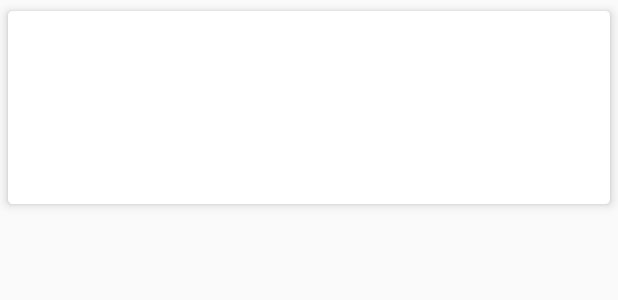
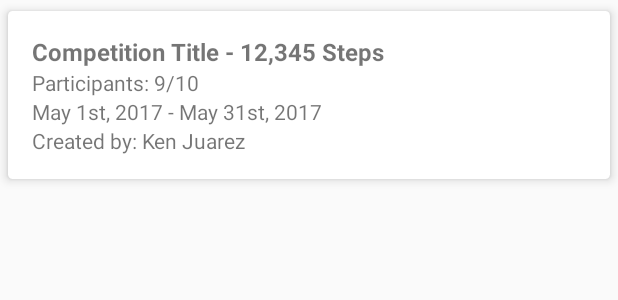
Before and after one commit to pokernaut9/StepIt, an Android app: the layout dashboard_competition.xml on its own in the app's theme, with its tools: preview values and no code run, on a phone screen of 412 x 824 dp. Shown: the top 300 px of the screen. Run offline under Robolectric (Android 15) with nearby library versions, the phone set to English and light mode, and no system bars.

```diff
--- a/app/src/main/res/layout/dashboard_competition.xml
+++ b/app/src/main/res/layout/dashboard_competition.xml
@@ -1,6 +1,7 @@
 <?xml version="1.0" encoding="utf-8"?>
 <LinearLayout xmlns:android="http://schemas.android.com/apk/res/android"
     xmlns:card_view="http://schemas.android.com/apk/res-auto"
+    xmlns:tools="http://schemas.android.com/tools"
     android:orientation="vertical"
     android:layout_width="match_parent"
     android:layout_height="wrap_content">
@@ -24,27 +25,35 @@
             <TextView
                 android:id="@+id/tvTitle"
                 android:layout_width="wrap_content"
-                android:layout_height="wrap_content" />
+                android:layout_height="wrap_content"
+                android:textSize="@dimen/spacing_normal"
+                android:textStyle="bold"
+                tools:text="Competition Title - 12,345 Steps" />
 
             <TextView
                 android:id="@+id/tvDescription"
                 android:layout_width="wrap_content"
-                android:layout_height="wrap_content" />
+                android:layout_height="wrap_content"
+                android:visibility="gone"
+                tools:text="Description goes here" />
 
             <TextView
                 android:id="@+id/tvParticipants"
                 android:layout_width="wrap_content"
-                android:layout_height="wrap_content" />
+                android:layout_height="wrap_content"
+                tools:text="Participants: 9/10"/>
 
             <TextView
                 android:id="@+id/tvDateRange"
                 android:layout_width="wrap_content"
-                android:layout_height="wrap_content" />
+                android:layout_height="wrap_content"
+                tools:text="May 1st, 2017 - May 31st, 2017"/>
 
             <TextView
                 android:id="@+id/tvCreatedBy"
                 android:layout_width="wrap_content"
-                android:layout_height="wrap_content" />
+                android:layout_height="wrap_content"
+                tools:text="Created by: Ken Juarez"/>
 
         </LinearLayout>
 
--- a/app/src/main/res/values/strings.xml
+++ b/app/src/main/res/values/strings.xml
@@ -31,5 +31,7 @@
     <string name="fit_bit_device">FitBit Device</string>
     <string name="step_count">%1$s steps</string>
     <string name="unknown_error">Oops! An unknown error has occured. Please try again later.</string>
+    <string name="participants">Participants: %1$s</string>
+    <string name="created_by">Created by: %1$s</string>
 
 </resources>
```
Also changed, not shown: app/src/main/java/net/devcats/stepit/UI/Competition/CompetitionFragment.java (added, +35 -0 lines), app/src/main/java/net/devcats/stepit/UI/Home/HomeFragment.java (+21 -5 lines), app/src/main/java/net/devcats/stepit/Utils/StringUtils.java (+8 -0 lines), app/src/main/res/layout/competition_fragment.xml (added, +9 -0 lines), app/src/main/res/values/dimens.xml (+7 -7 lines).
